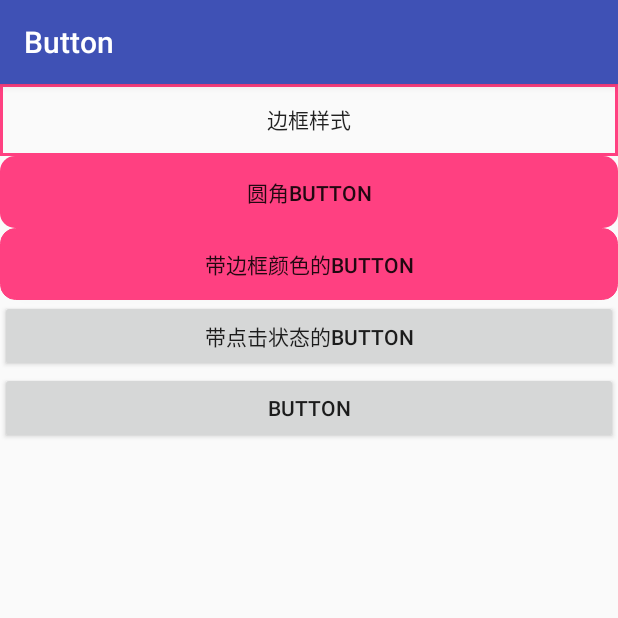
After one commit to jinhuizxc/Button, an Android app: the ButtonStyleActivity screen opened directly, with no data from a screen before it, on a phone screen of 412 x 824 dp, the top half of it. The commit adds this screen. Run offline under Robolectric (Android 15) with nearby library versions, the phone set to English and light mode, and no system bars.

Commit message:
按钮样式

```diff
--- a/app/src/main/AndroidManifest.xml
+++ b/app/src/main/AndroidManifest.xml
@@ -24,6 +24,8 @@
 
         <activity android:name=".voice.VoiceActivity"/>
         <activity android:name=".vibrate.VibrateActivity"/>
+        <activity android:name=".style.ButtonStyleActivity"/>
+
     </application>
 
 </manifest>
--- a/app/src/main/java/com/example/jh/button/MainActivity.java
+++ b/app/src/main/java/com/example/jh/button/MainActivity.java
@@ -16,6 +16,7 @@ import android.widget.CompoundButton;
 import android.widget.Toast;
 import android.widget.ToggleButton;
 
+import com.example.jh.button.style.ButtonStyleActivity;
 import com.example.jh.button.vibrate.VibrateActivity;
 import com.example.jh.button.voice.VoiceActivity;
 
@@ -28,7 +29,7 @@ public class MainActivity extends AppCompatActivity implements View.OnClickListe
     private int music; //定义一个整型用load（）；来设置suondID
 
 
-    private Button bt, bt_vibrate, btn, styleBt, musicBt ;
+    private Button bt, bt_vibrate, btn, styleBt, musicBt, bt_style ;
     private ToggleButton toggleButton;
 
     private Vibrator mVibrator;  //声明一个振动器对象
@@ -128,6 +129,7 @@ public class MainActivity extends AppCompatActivity implements View.OnClickListe
     private void initListener() {
         bt.setOnClickListener(this);
         bt_vibrate.setOnClickListener(this);
+        bt_style.setOnClickListener(this);
     }
 
     private void init() {
@@ -137,6 +139,7 @@ public class MainActivity extends AppCompatActivity implements View.OnClickListe
         toggleButton = (ToggleButton) findViewById(R.id.toggleButton);
         styleBt = (Button)findViewById(R.id.style_button_id);
         musicBt = (Button)findViewById(R.id.music_button_id);
+        bt_style = (Button) findViewById(R.id.bt_style);
     }
 
 
@@ -177,6 +180,9 @@ public class MainActivity extends AppCompatActivity implements View.OnClickListe
                 intent = new Intent(MainActivity.this, VibrateActivity.class);
                 startActivity(intent);
                 break;
+            case R.id.bt_style:
+                intent = new Intent(this, ButtonStyleActivity.class);
+                break;
         }
 
     }
--- /dev/null
+++ b/app/src/main/java/com/example/jh/button/style/ButtonStyleActivity.java
@@ -0,0 +1,24 @@
+package com.example.jh.button.style;
+
+import android.os.Bundle;
+import android.support.annotation.Nullable;
+import android.support.v7.app.AppCompatActivity;
+import android.widget.Button;
+
+import com.example.jh.button.R;
+
+/**
+ * Created by jinhui on 2018/5/24.
+ * email: 1004260403@qq.com
+ */
+
+public class ButtonStyleActivity extends AppCompatActivity {
+
+    Button button1, button2, button3, button4, button5;
+    @Override
+    protected void onCreate(@Nullable Bundle savedInstanceState) {
+        super.onCreate(savedInstanceState);
+        setContentView(R.layout.activity_buttonstyle);
+
+    }
+}
--- /dev/null
+++ b/app/src/main/res/drawable/border_line_while.xml
@@ -0,0 +1,23 @@
+<?xml version="1.0" encoding="utf-8"?>
+<shape xmlns:android="http://schemas.android.com/apk/res/android"
+    android:useLevel="false">
+
+
+    <!--边框样式，给你的View加上边框-->
+    <solid android:color="@null" />
+    <padding
+        android:bottom="1dip"
+        android:left="1dip"
+        android:right="1dip" />
+
+    <stroke
+        android:width="2dip"
+        android:color="@color/theme_red" />
+    <!--边框宽度-->
+    <size
+        android:width="10dip"
+        android:height="10dip" />
+    <!--边框-->
+
+
+</shape>
--- /dev/null
+++ b/app/src/main/res/drawable/btn_bg_red.xml
@@ -0,0 +1,12 @@
+<?xml version="1.0" encoding="utf-8"?>
+<shape xmlns:android="http://schemas.android.com/apk/res/android">
+
+    <solid android:color="@color/theme_red"/>
+
+    <corners android:topLeftRadius="10dip"
+        android:topRightRadius="10dip"
+        android:bottomRightRadius="10dip"
+        android:bottomLeftRadius="10dip" />
+    <!--圆角矩形白色背景-->
+
+</shape>
--- /dev/null
+++ b/app/src/main/res/drawable/check_border.xml
@@ -0,0 +1,17 @@
+<?xml version="1.0" encoding="utf-8"?>
+<selector xmlns:android="http://schemas.android.com/apk/res/android">
+    <!--<item android:state_pressed="true">-->
+    <!--<shape android:shape="rectangle">-->
+    <!--<stroke android:width="1px" android:color="@color/color_light_grey" />-->
+    <!--<corners android:radius="3dp" />-->
+    <!--<solid android:color="@color/color_detach_line" />-->
+    <!--</shape>-->
+    <!--</item>-->
+    <item>
+        <shape android:shape="rectangle">
+            <stroke android:width="1px" android:color="@color/theme_red" />
+            <corners android:radius="10dp" />
+            <solid android:color="@color/color_check_bg" />
+        </shape>
+    </item>
+</selector>
--- /dev/null
+++ b/app/src/main/res/layout/activity_buttonstyle.xml
@@ -0,0 +1,38 @@
+<?xml version="1.0" encoding="utf-8"?>
+<LinearLayout xmlns:android="http://schemas.android.com/apk/res/android"
+    android:orientation="vertical" android:layout_width="match_parent"
+    android:layout_height="match_parent">
+
+    <Button
+        android:id="@+id/button1"
+        android:layout_width="match_parent"
+        android:layout_height="wrap_content"
+        android:background="@drawable/border_line_while"
+        android:text="边框样式" />
+
+    <Button
+        android:id="@+id/button2"
+        android:layout_width="match_parent"
+        android:layout_height="wrap_content"
+        android:background="@drawable/btn_bg_red"
+        android:text="圆角button" />
+
+    <Button
+        android:id="@+id/button3"
+        android:layout_width="match_parent"
+        android:layout_height="wrap_content"
+        android:background="@drawable/check_border"
+        android:text="带边框颜色的button" />
+
+    <Button
+        android:id="@+id/button4"
+        android:layout_width="match_parent"
+        android:layout_height="wrap_content"
+        android:text="带点击状态的button" />
+
+    <Button
+        android:id="@+id/button5"
+        android:layout_width="match_parent"
+        android:layout_height="wrap_content"
+        android:text="Button" />
+</LinearLayout>
--- a/app/src/main/res/layout/activity_main.xml
+++ b/app/src/main/res/layout/activity_main.xml
@@ -7,6 +7,12 @@
     android:orientation="vertical"
     tools:context="com.example.jh.button.MainActivity">
 
+    <Button
+        android:id="@+id/bt_style"
+        android:layout_width="match_parent"
+        android:layout_height="wrap_content"
+        android:layout_gravity="center"
+        android:text="按钮样式"/>
     <Button
         android:id="@+id/bt"
         android:layout_width="wrap_content"
--- a/app/src/main/res/values/colors.xml
+++ b/app/src/main/res/values/colors.xml
@@ -3,4 +3,7 @@
     <color name="colorPrimary">#3F51B5</color>
     <color name="colorPrimaryDark">#303F9F</color>
     <color name="colorAccent">#FF4081</color>
+
+    <color name="theme_red">#FF4081</color>
+    <color name="color_check_bg">#FF4081</color>
 </resources>
```
